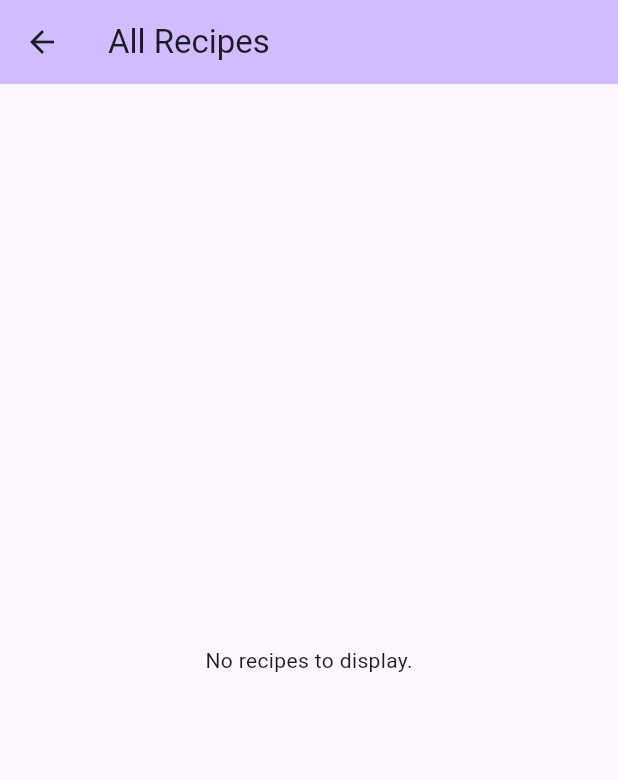
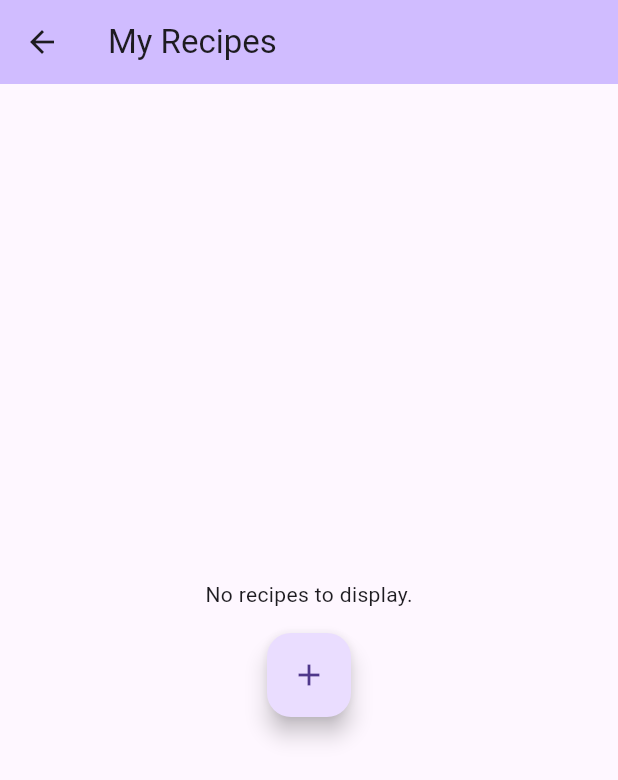
Before and after one commit to joelenehales/meal-plan-app, a Flutter app: the RecipeListPage screen opened directly, on a phone screen of 412 x 824 dp. Shown: the top 780 px of the screen. Run offline on Flutter 3.47's test engine with Material 3 defaults, Android fonts, the phone set to English and light mode, and no system bars; our stand-ins replace font_awesome_flutter, sqflite; accounts and stored records are empty.

```diff
--- a/meal_plan_app/lib/screens/all_recipes_page.dart
+++ b/meal_plan_app/lib/screens/all_recipes_page.dart
@@ -2,6 +2,7 @@ import 'package:flutter/material.dart';
 import 'dart:async';
 
 import 'recipe_viewer.dart';
+import 'new_recipe.dart';
 import 'package:meal_plan_app/objects/recipe.dart';
 import 'package:meal_plan_app/database_helper.dart';
 
@@ -28,7 +29,7 @@ class _RecipeListPageState extends State<RecipeListPage> {
       // The top bar of the app
       appBar: AppBar(
         backgroundColor: Theme.of(context).colorScheme.inversePrimary,
-        title: const Text('All Recipes'),
+        title: const Text('My Recipes'),
       ),
 
       body: Center(
@@ -69,6 +70,28 @@ class _RecipeListPageState extends State<RecipeListPage> {
                     );
                   }
                 }),
+
+            Padding(
+              padding: const EdgeInsets.all(16.0),
+              child: Row(
+                mainAxisAlignment: MainAxisAlignment.center,
+                children: [
+                  FloatingActionButton(
+                    tooltip: 'New Recipe',
+                    child: const Icon(Icons.add),
+                    onPressed: () async {
+                      setState(() {
+                        Navigator.push(
+                          context,
+                          MaterialPageRoute(
+                              builder: (context) => const NewRecipePage()),
+                        ).then(refresh);
+                      });
+                    },
+                  ),
+                ],
+              ),
+            ),
           ],
         ),
       ),
--- a/meal_plan_app/lib/screens/new_recipe.dart
+++ b/meal_plan_app/lib/screens/new_recipe.dart
@@ -76,6 +76,7 @@ class _NewRecipePageState extends State<NewRecipePage> {
                       // TODO: Give error if duplicate name is entered
                       // TODO: Give confirmation if entered successfully
                     });
+                    Navigator.pop(context); // Return to recipe list
                   },
                 ),
               ],
--- a/meal_plan_app/lib/screens/recipe_viewer.dart
+++ b/meal_plan_app/lib/screens/recipe_viewer.dart
@@ -120,7 +120,11 @@ class _RecipeViewerState extends State<RecipeViewer> {
   @override
   Widget build(BuildContext context) {
     return Scaffold(
-      // TODO: Add app bar
+      // The top bar of the app
+      appBar: AppBar(
+        backgroundColor: Theme.of(context).colorScheme.inversePrimary,
+        title: const Text('My Recipes'),
+      ),
 
       body: Column(
         mainAxisAlignment: MainAxisAlignment.center,
```
Also changed, not shown: meal_plan_app/lib/main.dart (+6 -14 lines).
